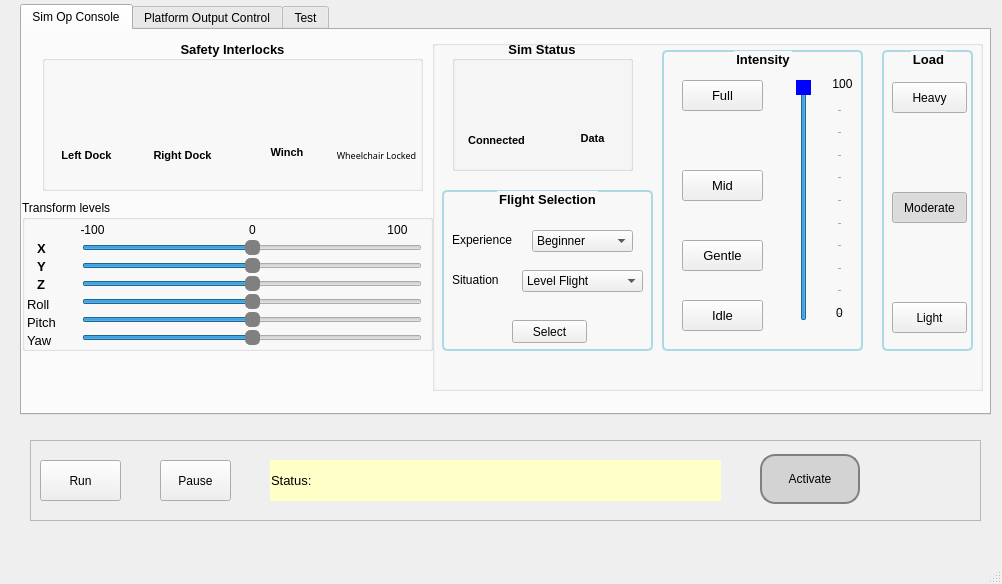
First picture: the form in SimInterface.ui, repository michaelmargolis/SimOpConsole, before the edit.
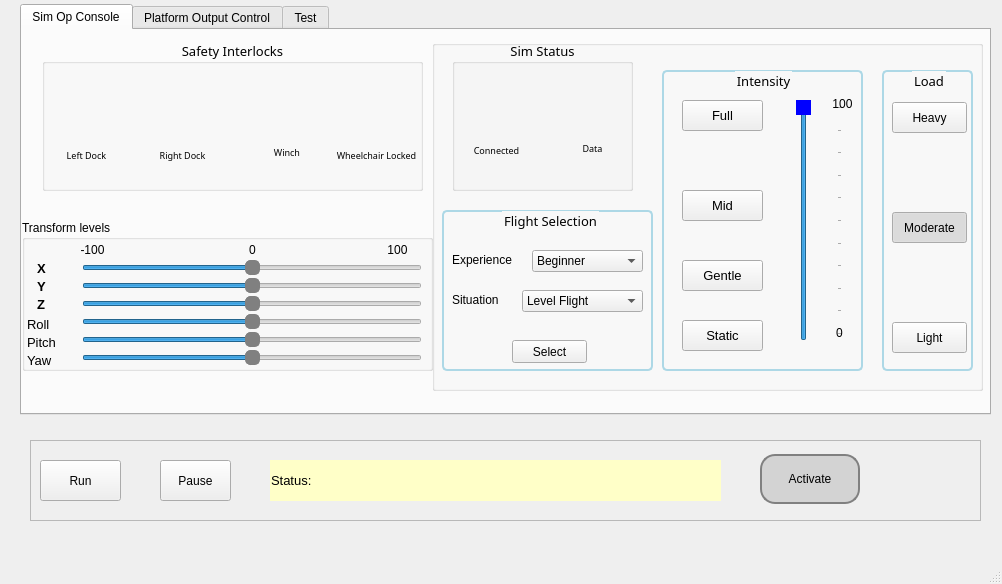
Second picture: the form after the edit. Icons and pictures are not drawn.

Commit message: updated core and xplane with partial code to support selction of startup scenario

What changed in the file:
```diff
--- a/SimInterface.ui
+++ b/SimInterface.ui
@@ -57,14 +57,15 @@
          <x>20</x>
          <y>0</y>
          <width>181</width>
-         <height>131</height>
+         <height>151</height>
         </rect>
        </property>
        <property name="font">
         <font>
+         <family>MS 33558</family>
          <pointsize>10</pointsize>
-         <weight>75</weight>
-         <bold>true</bold>
+         <weight>50</weight>
+         <bold>false</bold>
         </font>
        </property>
        <property name="title">
@@ -96,16 +97,17 @@
         <property name="geometry">
          <rect>
           <x>-11</x>
-          <y>90</y>
+          <y>100</y>
           <width>111</width>
           <height>20</height>
          </rect>
         </property>
         <property name="font">
          <font>
-          <pointsize>8</pointsize>
-          <weight>75</weight>
-          <bold>true</bold>
+          <family>MS 33558</family>
+          <pointsize>7</pointsize>
+          <weight>50</weight>
+          <bold>false</bold>
          </font>
         </property>
         <property name="text">
@@ -138,16 +140,17 @@
         <property name="geometry">
          <rect>
           <x>100</x>
-          <y>90</y>
+          <y>100</y>
           <width>81</width>
           <height>16</height>
          </rect>
         </property>
         <property name="font">
          <font>
-          <pointsize>8</pointsize>
-          <weight>75</weight>
-          <bold>true</bold>
+          <family>MS 33558</family>
+          <pointsize>7</pointsize>
+          <weight>50</weight>
+          <bold>false</bold>
          </font>
         </property>
         <property name="text">
@@ -162,16 +165,17 @@
        <property name="geometry">
         <rect>
          <x>230</x>
-         <y>10</y>
+         <y>30</y>
          <width>201</width>
          <height>301</height>
         </rect>
        </property>
        <property name="font">
         <font>
+         <family>MS 33558</family>
          <pointsize>10</pointsize>
-         <weight>75</weight>
-         <bold>true</bold>
+         <weight>50</weight>
+         <bold>false</bold>
         </font>
        </property>
        <property name="styleSheet">
@@ -273,7 +277,7 @@
          </font>
         </property>
         <property name="text">
-         <string>Idle</string>
+         <string>Static</string>
         </property>
        </widget>
        <widget class="QPushButton" name="btn_intensity_gentle">
@@ -341,16 +345,17 @@
        <property name="geometry">
         <rect>
          <x>450</x>
-         <y>10</y>
+         <y>30</y>
          <width>91</width>
          <height>301</height>
         </rect>
        </property>
        <property name="font">
         <font>
+         <family>MS 33558</family>
          <pointsize>10</pointsize>
-         <weight>75</weight>
-         <bold>true</bold>
+         <weight>50</weight>
+         <bold>false</bold>
         </font>
        </property>
        <property name="styleSheet">
@@ -432,16 +437,17 @@
        <property name="geometry">
         <rect>
          <x>10</x>
-         <y>150</y>
+         <y>170</y>
          <width>211</width>
          <height>161</height>
         </rect>
        </property>
        <property name="font">
         <font>
+         <family>MS 33558</family>
          <pointsize>10</pointsize>
-         <weight>75</weight>
-         <bold>true</bold>
+         <weight>50</weight>
+         <bold>false</bold>
         </font>
        </property>
        <property name="styleSheet">
@@ -488,7 +494,7 @@
          <rect>
           <x>90</x>
           <y>40</y>
-          <width>101</width>
+          <width>111</width>
           <height>22</height>
          </rect>
         </property>
@@ -553,7 +559,7 @@
       <property name="geometry">
        <rect>
         <x>0</x>
-        <y>170</y>
+        <y>190</y>
         <width>411</width>
         <height>151</height>
        </rect>
@@ -936,9 +942,10 @@
       </property>
       <property name="font">
        <font>
+        <family>MS 33558</family>
         <pointsize>10</pointsize>
-        <weight>75</weight>
-        <bold>true</bold>
+        <weight>50</weight>
+        <bold>false</bold>
        </font>
       </property>
       <property name="title">
@@ -977,9 +984,10 @@
        </property>
        <property name="font">
         <font>
-         <pointsize>8</pointsize>
-         <weight>75</weight>
-         <bold>true</bold>
+         <family>MS 33558</family>
+         <pointsize>7</pointsize>
+         <weight>50</weight>
+         <bold>false</bold>
         </font>
        </property>
        <property name="text">
@@ -1019,9 +1027,10 @@
        </property>
        <property name="font">
         <font>
-         <pointsize>8</pointsize>
-         <weight>75</weight>
-         <bold>true</bold>
+         <family>MS 33558</family>
+         <pointsize>7</pointsize>
+         <weight>50</weight>
+         <bold>false</bold>
         </font>
        </property>
        <property name="text">
@@ -1061,9 +1070,10 @@
        </property>
        <property name="font">
         <font>
-         <pointsize>8</pointsize>
-         <weight>75</weight>
-         <bold>true</bold>
+         <family>MS 33558</family>
+         <pointsize>7</pointsize>
+         <weight>50</weight>
+         <bold>false</bold>
         </font>
        </property>
        <property name="text">
```
Left out of the diff: 12 changed lines with no effect on the pictures. The commit also changes 2 other files.
